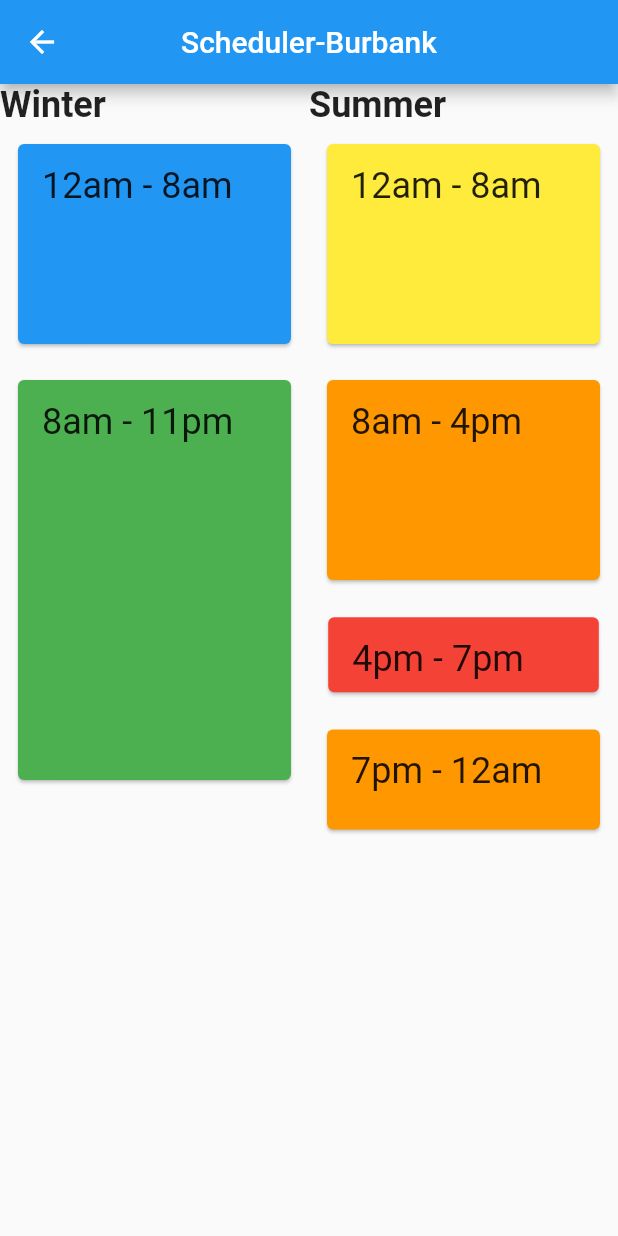
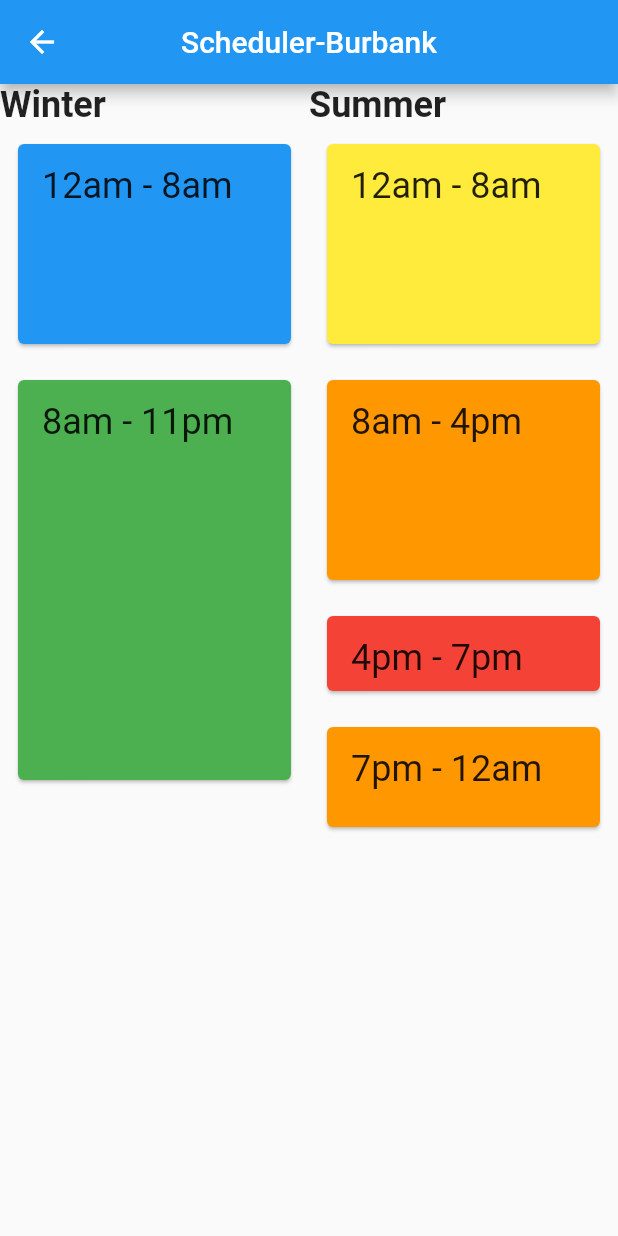
Before and after one commit to knyghtryda/GridSmartr, a Flutter app: the Schedule screen opened directly, on a phone screen of 412 x 824 dp. Run offline on Flutter 3.47's test engine with Material 2 defaults, Android fonts, the phone set to English and light mode, and no system bars; drawn by our look-alikes of flutter_platform_widgets; our stand-ins replace firebase_messaging, fl_chart, flutter_local_notifications, webview_flutter; accounts and stored records are empty.

Commit message:
Added Cell Padding to Scheduler

```diff
--- a/lib/scheduler.dart
+++ b/lib/scheduler.dart
@@ -112,7 +112,7 @@ class _ScheduleState extends State<Schedule> {
                     ),
                   ),
                   Padding(
-                    padding: const EdgeInsets.all(8.8),
+                    padding: const EdgeInsets.all(8.0),
                     child: Card(
                       color: Colors.red,
                       child: Column(
```
